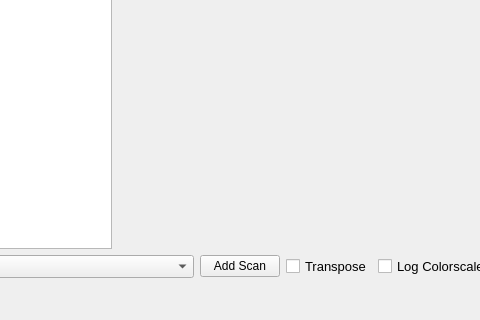
Qt form ptychi_file_browser.ui (jooneal225/ptychi-file-browser) before a commit; both pictures show x 400 to 880 and y 445 to 765 of the 1359 by 765 pixel window.
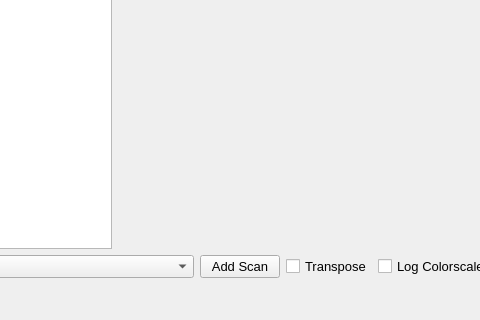
The same form after that commit.

Commit message:
Add lineout resolution metric tool with draggable lines and auto-find
- Add two draggable InfiniteLine markers (blue/green) to lineout plot
- Show overlay text: Blue X/Y, Green X/Y, ΔX between lines
- Add 'Find 10%-90% resolution' to lineout context menu: finds edge
  crossings via np.interp, shades purple LinearRegionItem, reports nm
- Add delete intermediate reconstructions tool to tips dialog

```diff
--- a/ptychi_file_browser.ui
+++ b/ptychi_file_browser.ui
@@ -279,6 +279,11 @@
         </item>
         <item>
          <widget class="QPushButton" name="pushButton_addScan">
+          <property name="font">
+           <font>
+            <pointsize>10</pointsize>
+           </font>
+          </property>
           <property name="text">
            <string>Add Scan</string>
           </property>
```
The commit also changes 1 other file.
